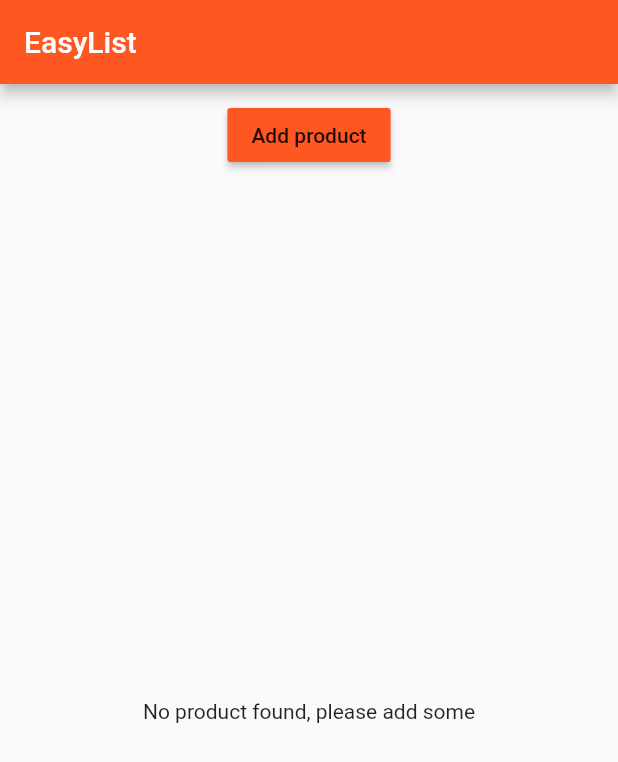
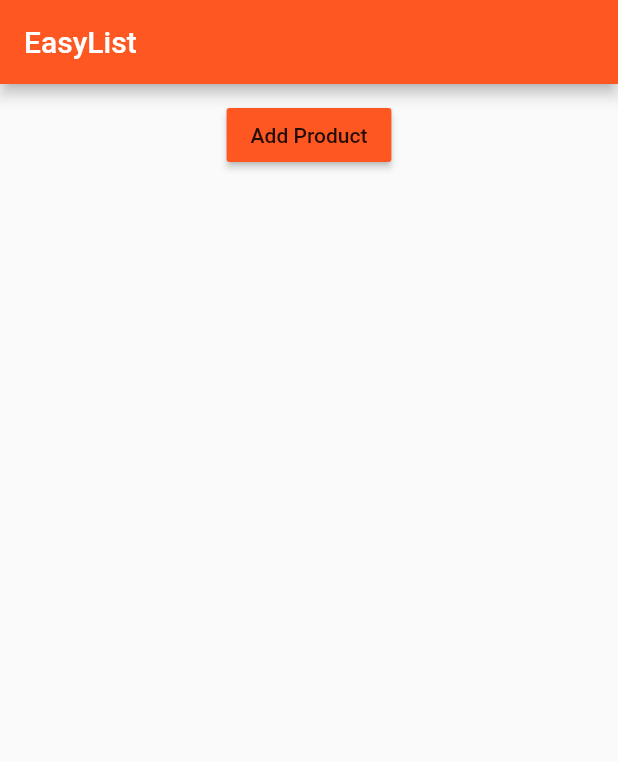
Before and after one commit to vikasrajyadav/fluttter_app, a Flutter app: the screen it shows after launch, on a phone screen of 412 x 824 dp. Shown: the top 762 px of the screen. Run offline on Flutter 3.47's test engine with Material 2 defaults, Android fonts, the phone set to English and light mode, and no system bars.

Commit message:
Button problem solved

```diff
--- a/lib/main.dart
+++ b/lib/main.dart
@@ -1,13 +1,12 @@
 import 'package:flutter/material.dart';
-import 'package:flutter/rendering.dart';
+// import 'package:flutter/rendering.dart';
+
 import './pages/home.dart';
 
 void main() {
-// debugPaintSizeEnabled = true;
-// debugPaintBaselinesEnabled = true;
-// debugPaintPointersEnabled = true;
-
-
+  // debugPaintSizeEnabled = true;
+  // debugPaintBaselinesEnabled = true;
+  // debugPaintPointersEnabled = true;
   runApp(MyApp());
 }
 
@@ -15,13 +14,11 @@ class MyApp extends StatelessWidget {
   @override
   Widget build(BuildContext context) {
     return MaterialApp(
-      debugShowCheckedModeBanner: false,
       // debugShowMaterialGrid: true,
       theme: ThemeData(
-        brightness: Brightness.light,
-        primarySwatch: Colors.deepOrange,
-        accentColor: Colors.deepPurple,
-      ),
+          brightness: Brightness.light,
+          primarySwatch: Colors.deepOrange,
+          accentColor: Colors.deepPurple),
       home: HomePage(),
     );
   }
--- a/lib/product_control.dart
+++ b/lib/product_control.dart
@@ -1,21 +1,18 @@
 import 'package:flutter/material.dart';
 
-class ProductControl extends StatelessWidget{
-
+class ProductControl extends StatelessWidget {
   final Function addProduct;
 
   ProductControl(this.addProduct);
 
   @override
   Widget build(BuildContext context) {
-
     return RaisedButton(
-            color: Theme.of(context).primaryColor,
-            onPressed: () {
-              addProduct({'title':'Chocolate','Image':'assets/building.jpg'});
-            },
-            child: Text('Add product'),
-          );
+      color: Theme.of(context).primaryColor,
+      onPressed: () {
+        addProduct({'title': 'Chocolate', 'image': 'assets/building.jpg'});
+      },
+      child: Text('Add Product'),
+    );
   }
-
 }
--- a/lib/products.dart
+++ b/lib/products.dart
@@ -23,13 +23,13 @@ class Products extends StatelessWidget {
                 onPressed: () => Navigator.push(
                       context,
                       MaterialPageRoute(
-                          builder: (BuildContext context) => ProductPage(
-                            products[index]['title'],products[index]['image']),
-                            ),
+                        builder: (BuildContext context) => ProductPage(
+                            products[index]['title'], products[index]['image']),
+                      ),
                     ),
               )
             ],
-          ),
+          )
         ],
       ),
     );
@@ -40,25 +40,17 @@ class Products extends StatelessWidget {
     if (products.length > 0) {
       productCards = ListView.builder(
         itemBuilder: _buildProductItem,
-        // _buildProductItem function is called without parathesis to not get execute instantly
         itemCount: products.length,
       );
     } else {
-      // productCards = Container();
-      /* Above line is used when you don't want to render anything
-     else we get error on the screenn*/
-
-      productCards = Center(
-        child: Text('No product found, please add some'),
-      );
+      productCards = Container();
     }
-
     return productCards;
   }
 
   @override
   Widget build(BuildContext context) {
-    print('[Products Widget] Build()');
+    print('[Products Widget] build()');
     return _buildProductList();
   }
 }
```
Also changed, not shown: lib/pages/product.dart (+3 -6 lines), 5 other files.
